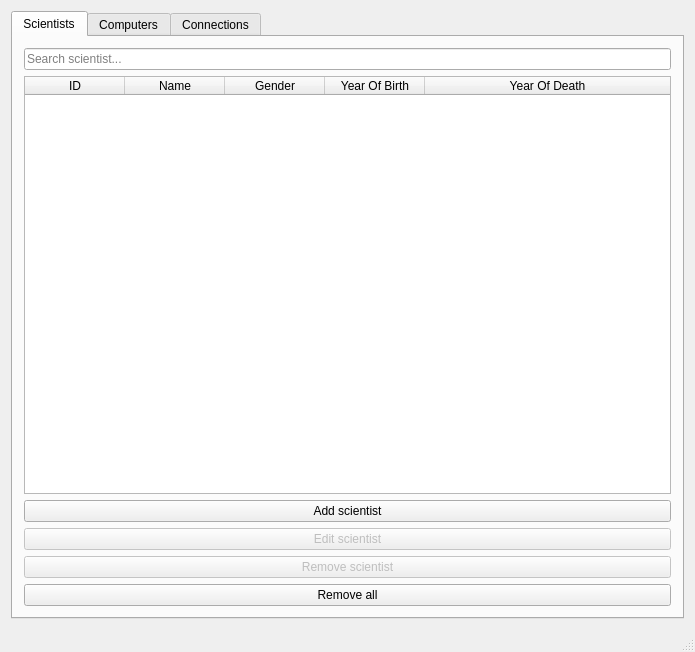
First picture: the form in vln-vika3/vln3/mainwindow.ui, repository hoddiingi/vln1-2016, before the edit.
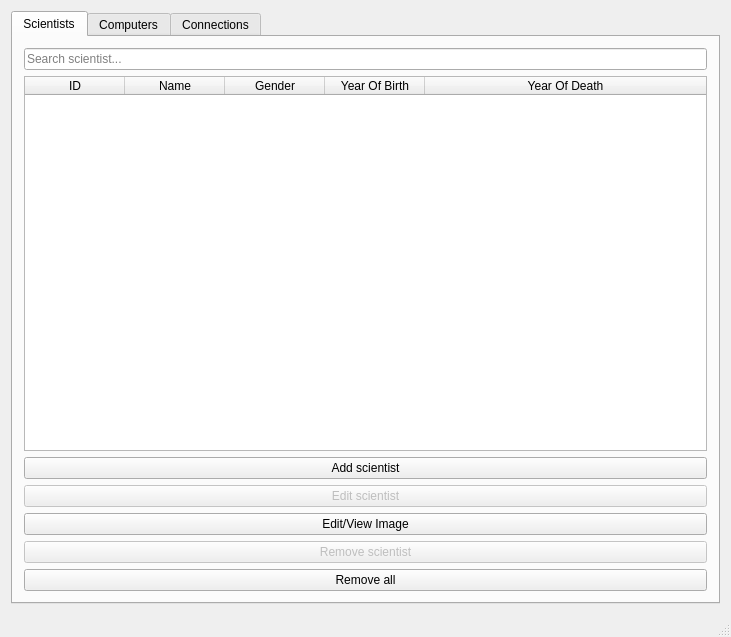
Second picture: the form after the edit. Icons and pictures are not drawn.

Commit message: image button

The edit to the form file:
```diff
--- a/vln-vika3/vln3/mainwindow.ui
+++ b/vln-vika3/vln3/mainwindow.ui
@@ -9,8 +9,8 @@
    <rect>
     <x>0</x>
     <y>0</y>
-    <width>695</width>
-    <height>652</height>
+    <width>731</width>
+    <height>637</height>
    </rect>
   </property>
   <property name="windowTitle">
@@ -130,6 +130,13 @@
           </property>
          </widget>
         </item>
+        <item>
+         <widget class="QPushButton" name="pushButton">
+          <property name="text">
+           <string>Edit/View Image</string>
+          </property>
+         </widget>
+        </item>
         <item>
          <widget class="QPushButton" name="button_remove_scientist">
           <property name="enabled">
```
Left out of the diff: 7 changed lines with no effect on the pictures. The commit also changes 3 other files.
